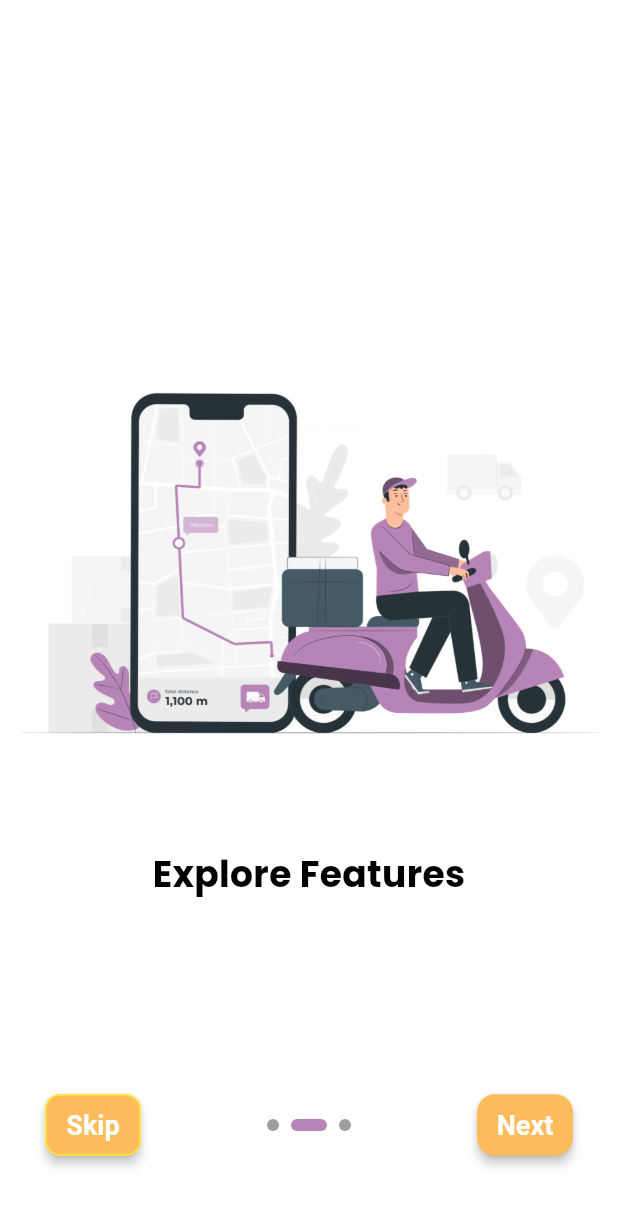
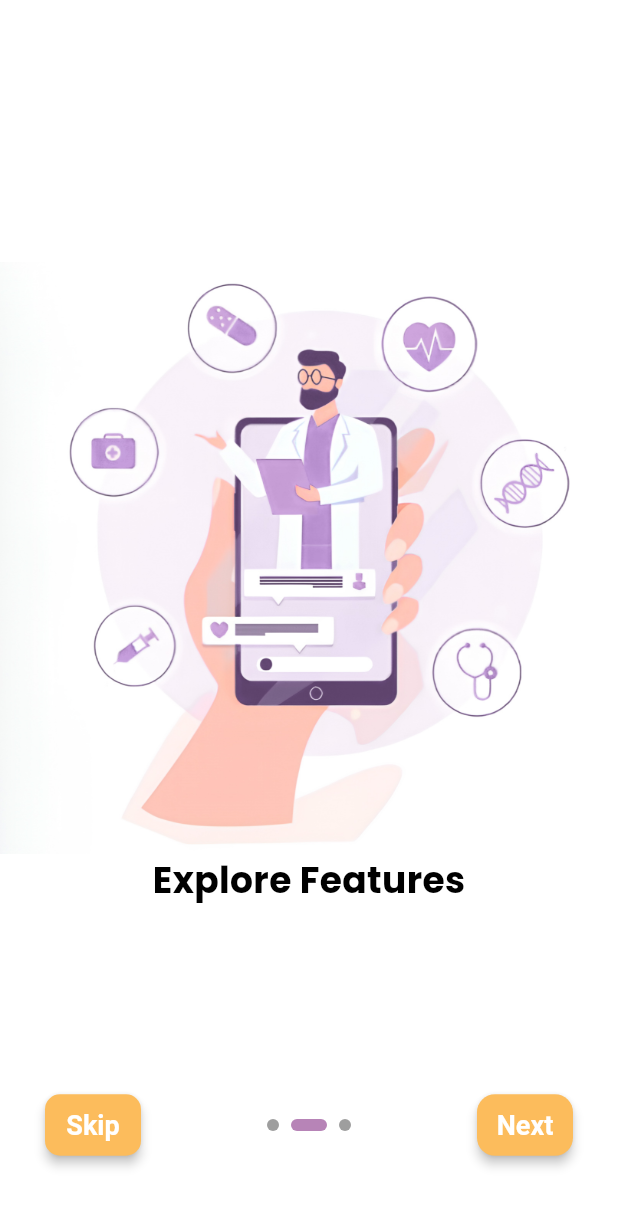
Before and after one commit to KGD2417/ReeLabsMedicineApp, a Flutter app: the screen it shows after launch, swiped to page 2, on a phone screen of 412 x 824 dp. Shown: the top 1207 px of the screen. Run offline on Flutter 3.47's test engine with Material 3 defaults, Android fonts, the phone set to English and light mode, and no system bars; our stand-ins replace curved_navigation_bar, google_fonts, iconsax, pinput.

Commit message:
Anushka Commit

```diff
--- a/lib/pages/onboard.dart
+++ b/lib/pages/onboard.dart
@@ -12,9 +12,9 @@ class _OnboardingScreenState extends State<OnboardingScreen> {
   int _currentPage = 0;
 
   List<String> _imagePaths = [
-    'images/newdelii.png',
-    'images/newdelii.png',
-    'images/newdelii.png',
+    'images/css.png',
+    'images/world.png',
+    'images/helli.png',
   ];
 
   List<String> _headings = [
@@ -61,9 +61,7 @@ class _OnboardingScreenState extends State<OnboardingScreen> {
                         shape: MaterialStateProperty.all<RoundedRectangleBorder>(
                             RoundedRectangleBorder(
                               borderRadius: BorderRadius.circular(10),
-                              side: BorderSide(
-                                  color: Colors.yellow
-                              ),
+
                             )
                         )
                     ),
```
Also changed, not shown: images/css.png (added), images/helli.png (added), images/mapping.png (deleted), images/medicine.png (deleted), images/world.png (added).
